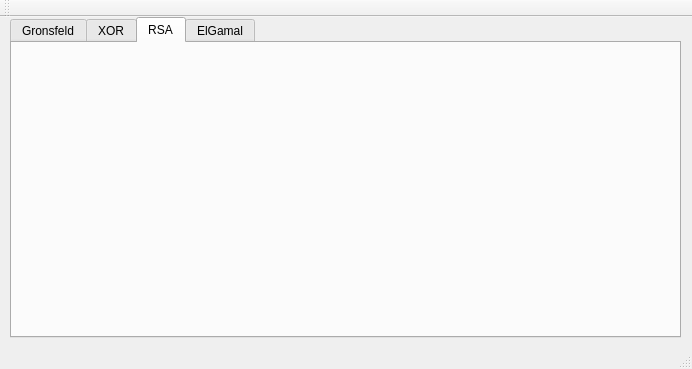
The window that lab1/mainwindow.ui (SpiderCh/MATFIS) describes before a commit, drawn with Qt 5.
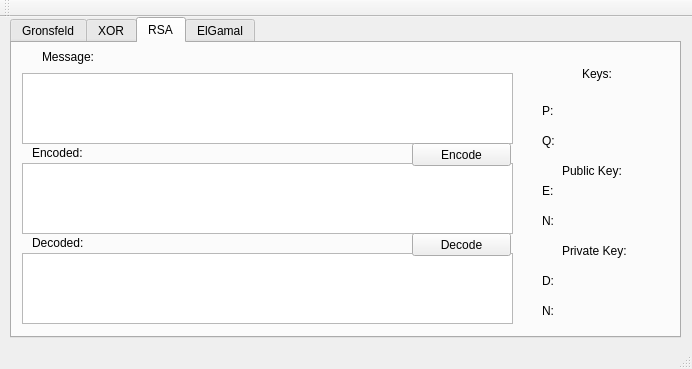
The same window after the commit. The open tabs and pages were chosen to show the change.

What changed in the file:
```diff
--- a/lab1/mainwindow.ui
+++ b/lab1/mainwindow.ui
@@ -239,6 +239,302 @@
      <attribute name="title">
       <string>RSA</string>
      </attribute>
+     <widget class="QTextEdit" name="m_RSAMessage">
+      <property name="geometry">
+       <rect>
+        <x>10</x>
+        <y>30</y>
+        <width>491</width>
+        <height>71</height>
+       </rect>
+      </property>
+     </widget>
+     <widget class="QTextEdit" name="m_RSAEncoded">
+      <property name="geometry">
+       <rect>
+        <x>10</x>
+        <y>120</y>
+        <width>491</width>
+        <height>71</height>
+       </rect>
+      </property>
+      <property name="textInteractionFlags">
+       <set>Qt::NoTextInteraction</set>
+      </property>
+     </widget>
+     <widget class="QTextEdit" name="m_RSADecoded">
+      <property name="geometry">
+       <rect>
+        <x>10</x>
+        <y>210</y>
+        <width>491</width>
+        <height>71</height>
+       </rect>
+      </property>
+      <property name="textInteractionFlags">
+       <set>Qt::NoTextInteraction</set>
+      </property>
+     </widget>
+     <widget class="QLabel" name="label_7">
+      <property name="geometry">
+       <rect>
+        <x>30</x>
+        <y>4</y>
+        <width>71</width>
+        <height>20</height>
+       </rect>
+      </property>
+      <property name="text">
+       <string>Message:</string>
+      </property>
+     </widget>
+     <widget class="QLabel" name="label_8">
+      <property name="geometry">
+       <rect>
+        <x>20</x>
+        <y>100</y>
+        <width>71</width>
+        <height>20</height>
+       </rect>
+      </property>
+      <property name="text">
+       <string>Encoded:</string>
+      </property>
+     </widget>
+     <widget class="QLabel" name="label_9">
+      <property name="geometry">
+       <rect>
+        <x>20</x>
+        <y>190</y>
+        <width>71</width>
+        <height>20</height>
+       </rect>
+      </property>
+      <property name="text">
+       <string>Decoded:</string>
+      </property>
+     </widget>
+     <widget class="QLabel" name="label_10">
+      <property name="geometry">
+       <rect>
+        <x>570</x>
+        <y>20</y>
+        <width>31</width>
+        <height>21</height>
+       </rect>
+      </property>
+      <property name="text">
+       <string>Keys:</string>
+      </property>
+     </widget>
+     <widget class="QLabel" name="label_11">
+      <property name="geometry">
+       <rect>
+        <x>530</x>
+        <y>60</y>
+        <width>16</width>
+        <height>16</height>
+       </rect>
+      </property>
+      <property name="text">
+       <string>P:</string>
+      </property>
+     </widget>
+     <widget class="QLabel" name="m_pLine">
+      <property name="geometry">
+       <rect>
+        <x>560</x>
+        <y>60</y>
+        <width>91</width>
+        <height>16</height>
+       </rect>
+      </property>
+      <property name="text">
+       <string/>
+      </property>
+     </widget>
+     <widget class="QLabel" name="label_12">
+      <property name="geometry">
+       <rect>
+        <x>530</x>
+        <y>90</y>
+        <width>16</width>
+        <height>16</height>
+       </rect>
+      </property>
+      <property name="text">
+       <string>Q:</string>
+      </property>
+     </widget>
+     <widget class="QLabel" name="m_qLine">
+      <property name="geometry">
+       <rect>
+        <x>560</x>
+        <y>90</y>
+        <width>81</width>
+        <height>16</height>
+       </rect>
+      </property>
+      <property name="text">
+       <string/>
+      </property>
+     </widget>
+     <widget class="QLabel" name="label_17">
+      <property name="geometry">
+       <rect>
+        <x>550</x>
+        <y>120</y>
+        <width>81</width>
+        <height>16</height>
+       </rect>
+      </property>
+      <property name="text">
+       <string>Public Key:</string>
+      </property>
+     </widget>
+     <widget class="QLabel" name="label_18">
+      <property name="geometry">
+       <rect>
+        <x>530</x>
+        <y>140</y>
+        <width>16</width>
+        <height>16</height>
+       </rect>
+      </property>
+      <property name="text">
+       <string>E:</string>
+      </property>
+     </widget>
+     <widget class="QLabel" name="m_eLine">
+      <property name="geometry">
+       <rect>
+        <x>560</x>
+        <y>140</y>
+        <width>81</width>
+        <height>16</height>
+       </rect>
+      </property>
+      <property name="text">
+       <string/>
+      </property>
+     </widget>
+     <widget class="QLabel" name="label_19">
+      <property name="geometry">
+       <rect>
+        <x>530</x>
+        <y>170</y>
+        <width>16</width>
+        <height>16</height>
+       </rect>
+      </property>
+      <property name="text">
+       <string>N:</string>
+      </property>
+     </widget>
+     <widget class="QLabel" name="m_nLine">
+      <property name="geometry">
+       <rect>
+        <x>560</x>
+        <y>170</y>
+        <width>81</width>
+        <height>16</height>
+       </rect>
+      </property>
+      <property name="text">
+       <string/>
+      </property>
+     </widget>
+     <widget class="QLabel" name="label_20">
+      <property name="geometry">
+       <rect>
+        <x>550</x>
+        <y>200</y>
+        <width>81</width>
+        <height>16</height>
+       </rect>
+      </property>
+      <property name="text">
+       <string>Private Key:</string>
+      </property>
+     </widget>
+     <widget class="QLabel" name="label_21">
+      <property name="geometry">
+       <rect>
+        <x>530</x>
+        <y>230</y>
+        <width>16</width>
+        <height>16</height>
+       </rect>
+      </property>
+      <property name="text">
+       <string>D:</string>
+      </property>
+     </widget>
+     <widget class="QLabel" name="m_dLine">
+      <property name="geometry">
+       <rect>
+        <x>560</x>
+        <y>230</y>
+        <width>81</width>
+        <height>16</height>
+       </rect>
+      </property>
+      <property name="text">
+       <string/>
+      </property>
+     </widget>
+     <widget class="QLabel" name="label_22">
+      <property name="geometry">
+       <rect>
+        <x>530</x>
+        <y>260</y>
+        <width>16</width>
+        <height>16</height>
+       </rect>
+      </property>
+      <property name="text">
+       <string>N:</string>
+      </property>
+     </widget>
+     <widget class="QLabel" name="m_nLine_2">
+      <property name="geometry">
+       <rect>
+        <x>560</x>
+        <y>260</y>
+        <width>81</width>
+        <height>16</height>
+       </rect>
+      </property>
+      <property name="text">
+       <string/>
+      </property>
+     </widget>
+     <widget class="QPushButton" name="m_RSAEncode">
+      <property name="geometry">
+       <rect>
+        <x>400</x>
+        <y>100</y>
+        <width>99</width>
+        <height>23</height>
+       </rect>
+      </property>
+      <property name="text">
+       <string>Encode</string>
+      </property>
+     </widget>
+     <widget class="QPushButton" name="m_RSADecode">
+      <property name="geometry">
+       <rect>
+        <x>400</x>
+        <y>190</y>
+        <width>99</width>
+        <height>23</height>
+       </rect>
+      </property>
+      <property name="text">
+       <string>Decode</string>
+      </property>
+     </widget>
     </widget>
     <widget class="QWidget" name="ElGamalTab">
      <attribute name="title">
```
Left out of the diff: 4 changed lines with no effect on the pictures.
